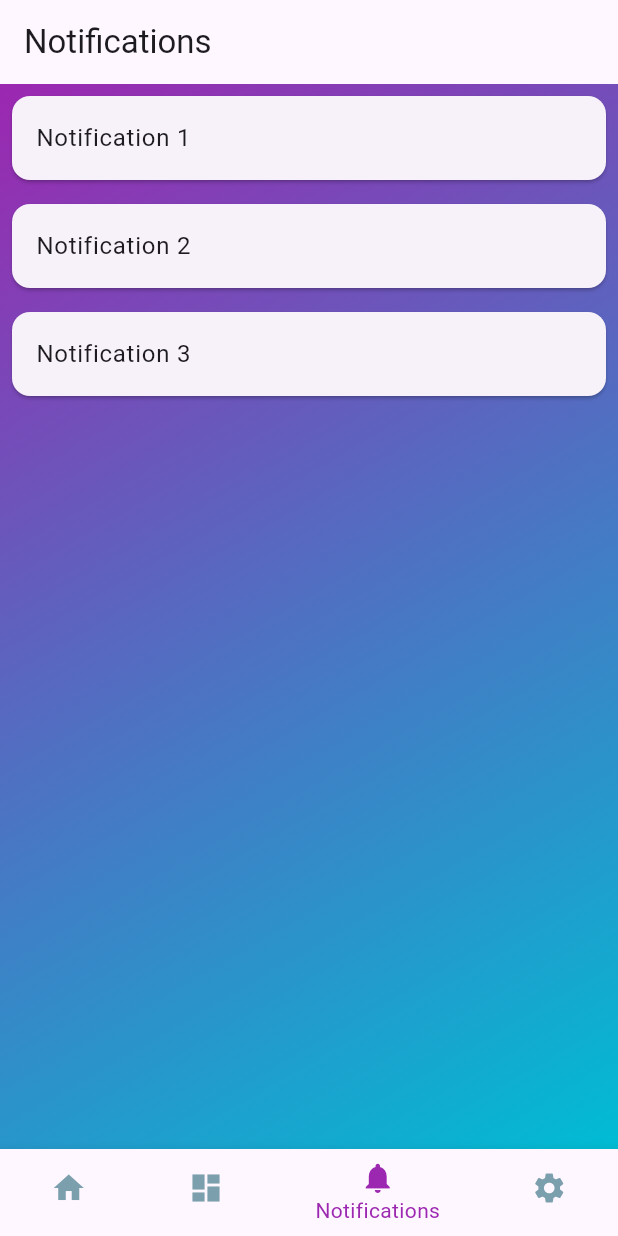
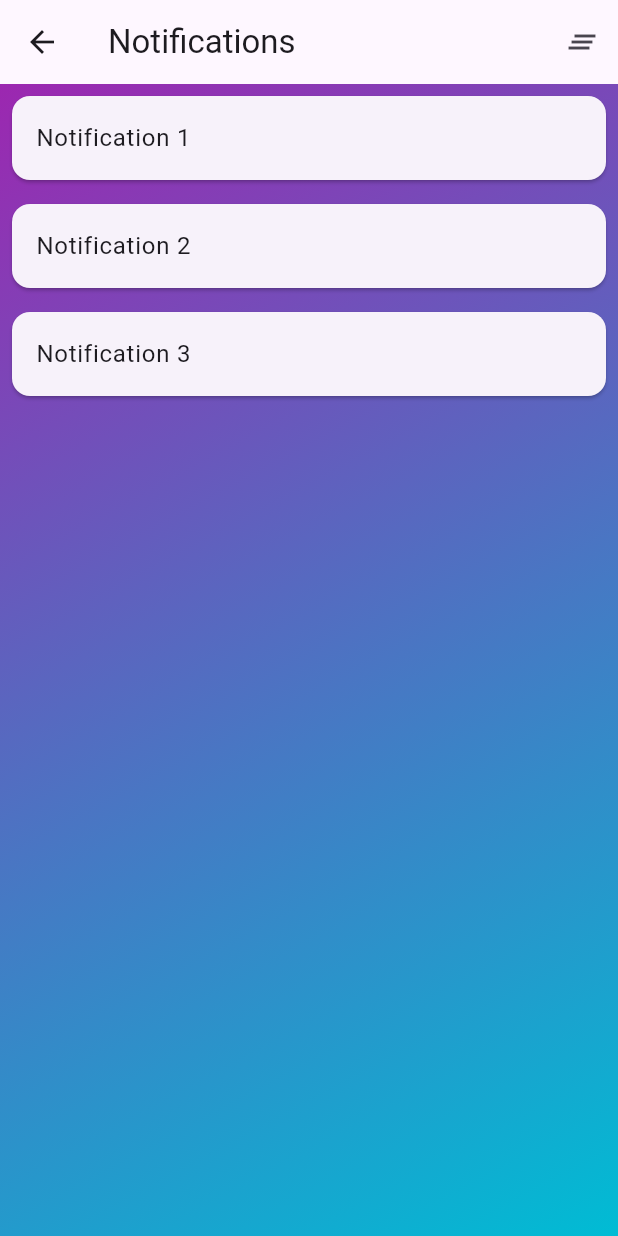
Before and after one commit to min20120907/flutter_water, a Flutter app: the screen it shows after launch, item 3 of the bottom bar chosen, on a phone screen of 412 x 824 dp. Run offline on Flutter 3.47's test engine with Material 3 defaults, Android fonts, the phone set to English and light mode, and no system bars.

Commit message:
make notifications removable

```diff
--- a/lib/main.dart
+++ b/lib/main.dart
@@ -197,7 +197,16 @@ class _NotificationsViewState extends State<NotificationsView> {
     return Scaffold(
       appBar: AppBar(
         title: Text('Notifications'),
-          automaticallyImplyLeading: false,
+        actions: <Widget>[
+          IconButton(
+            icon: Icon(Icons.clear_all),
+            onPressed: () {
+              setState(() {
+                notifications.clear();
+              });
+            },
+          ),
+        ],
       ),
       body: Container(
         decoration: BoxDecoration(
@@ -210,70 +219,28 @@ class _NotificationsViewState extends State<NotificationsView> {
         child: ListView.builder(
           itemCount: notifications.length,
           itemBuilder: (context, index) {
-              return Card(
+            return Dismissible(
+              key: Key(notifications[index]),
+              onDismissed: (direction) {
+                setState(() {
+                  notifications.removeAt(index);
+                });
+                ScaffoldMessenger.of(context).showSnackBar(
+                  SnackBar(content: Text('Notification Removed!')),
+                );
+              },
+              background: Container(color: Colors.red),
+              child: Card(
                 margin: EdgeInsets.all(8.0),
                 child: ListTile(
                   title: Text(notifications[index]),
+                ),
               ),
             );
           },
         ),
       ),
-        bottomNavigationBar: BottomNavigationBar(
-          items: const <BottomNavigationBarItem>[
-            BottomNavigationBarItem(
-              icon: Icon(Icons.home),
-              label: 'Home',
-            ),
-            BottomNavigationBarItem(
-              icon: Icon(Icons.dashboard),
-              label: 'Dashboard',
-            ),
-            BottomNavigationBarItem(
-              icon: Icon(Icons.notifications),
-              label: 'Notifications',
-            ),
-            BottomNavigationBarItem(
-              icon: Icon(Icons.settings),
-              label: 'Settings',
-            ),
-          ],
-          unselectedItemColor:
-              Color.fromARGB(255, 123, 159, 173), // Set unselected item color
-          selectedItemColor: Colors.purple, // Set selected item color
-          // 選擇的項目索引
-          currentIndex: 2,
-          // 點擊項目時的回調
-          onTap: (index) {
-            // 根據索引執行相應的操作，例如導航到不同的頁面
-            switch (index) {
-              case 0:
-                // 導航到Home頁面
-
-                break;
-              case 1:
-                // 導航到Dashboard頁面
-                Navigator.push(
-                  // push the settings page
-                  context,
-                  MaterialPageRoute(builder: (context) => Dashboard()),
     );
-                break;
-              case 2:
-                // 導航到Notifications頁面
-                break;
-              case 3:
-                // 導航到Settings頁面
-                // refresh the page and update index2
-                Navigator.push(
-                  // push the settings page
-                  context,
-                  MaterialPageRoute(builder: (context) => SettingsView()),
-                );
-                break;
-            }
-          },
-        ));
   }
 }
 
```
Lines whose indentation alone changed are shown as unchanged.
